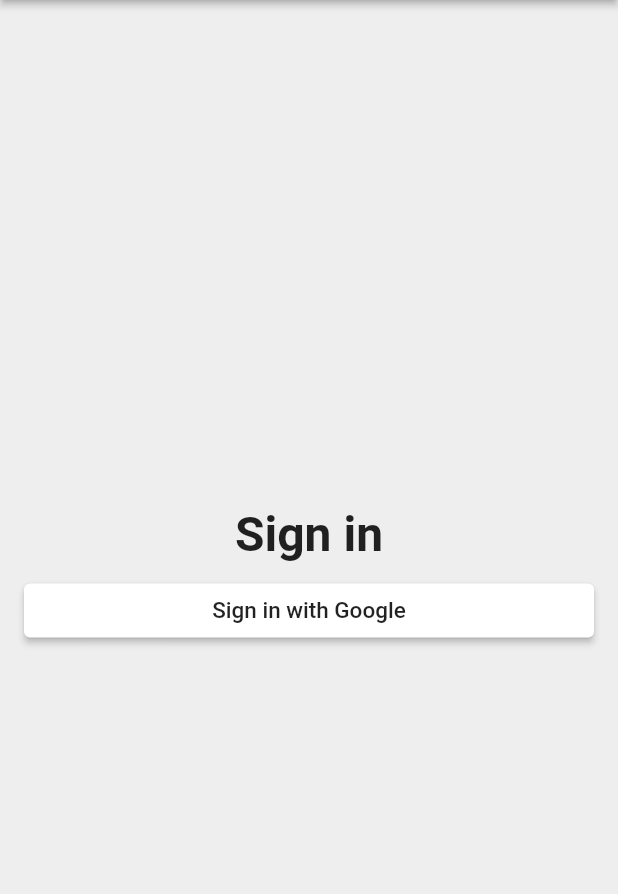
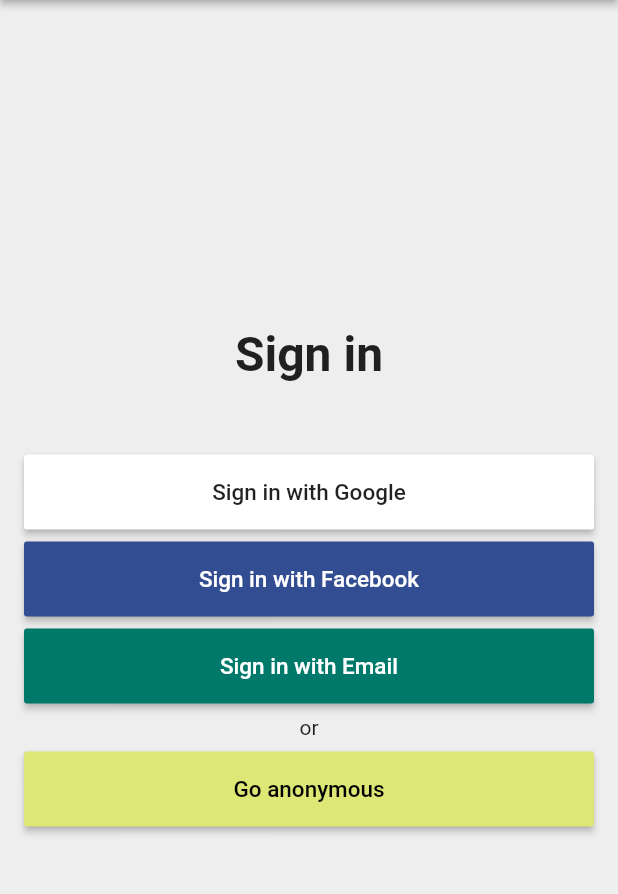
Before and after one commit to PierluigiBarocci/flutter_time_tracker, a Flutter app: the screen it shows after launch, after a tap on "Sign in with Google", on a phone screen of 412 x 824 dp, the part 84-978 px from its top. Run offline on Flutter 3.47's test engine with Material 2 defaults, Android fonts, the phone set to English and light mode, and no system bars.

Commit message:
feat: add ALL SignInPage buttons (miss only logos)

```diff
--- a/lib/app/sign_in/sign_in_button.dart
+++ b/lib/app/sign_in/sign_in_button.dart
@@ -17,6 +17,5 @@
           ),
           color: color!,
           onPressed: onPressed!,
-          borderRadius: 4.0,
         );
 }
--- a/lib/app/sign_in/sign_in_page.dart
+++ b/lib/app/sign_in/sign_in_page.dart
@@ -1,5 +1,5 @@
 import 'package:flutter/material.dart';
-import 'package:flutter_time_tracker/widgets/custom_elevated_button.dart';
+import 'package:flutter_time_tracker/app/sign_in/sign_in_button.dart';
 
 class SignInPage extends StatelessWidget {
   const SignInPage({Key? key, required this.title}) : super(key: key);
@@ -34,18 +34,50 @@
             ),
           ),
           SizedBox(
+            height: 48.0,
+          ),
+          SignInButton(
+            text: 'Sign in with Google',
+            textColor: Colors.black87,
+            color: Colors.white,
+            onPressed: () {},
+          ),
+          SizedBox(
             height: 8.0,
           ),
-          CustomElevatedButton(
-            child: Text(
-              'Sign in with Google',
-              style: TextStyle(
-                fontSize: 15.0,
-                color: Colors.black87,
-              ),
+          SignInButton(
+            text: 'Sign in with Facebook',
+            textColor: Colors.white,
+            color: Color(0xFF334D92),
+            onPressed: () {},
+          ),
+          SizedBox(
+            height: 8.0,
+          ),
+          SignInButton(
+            text: 'Sign in with Email',
+            textColor: Colors.white,
+            color: Colors.teal[700],
+            onPressed: () {},
+          ),
+          SizedBox(
+            height: 8.0,
+          ),
+          Text(
+            'or',
+            style: TextStyle(
+              fontSize: 14.0,
+              color: Colors.black87,
             ),
-            color: Colors.white,
-            borderRadius: 4.0,
+            textAlign: TextAlign.center,
+          ),
+          SizedBox(
+            height: 8.0,
+          ),
+          SignInButton(
+            text: 'Go anonymous',
+            textColor: Colors.black,
+            color: Colors.lime[300],
             onPressed: () {},
           ),
         ],
--- a/lib/widgets/custom_elevated_button.dart
+++ b/lib/widgets/custom_elevated_button.dart
@@ -5,18 +5,22 @@
     Key? key,
     required this.child,
     required this.color,
-    required this.borderRadius,
     required this.onPressed,
+    this.borderRadius: 2.0,
+    this.height: 50.0,
   }) : super(key: key);
 
   final Widget child;
   final Color color;
   final double borderRadius;
+  final double height;
   final VoidCallback onPressed;
 
   @override
   Widget build(BuildContext context) {
-    return ElevatedButton(
+    return SizedBox(
+      height: height,
+      child: ElevatedButton(
         onPressed: onPressed,
         child: child,
         style: TextButton.styleFrom(
@@ -27,6 +31,7 @@
             ),
           ),
         ),
+      ),
     );
   }
 }
```
Lines whose indentation alone changed are shown as unchanged.
